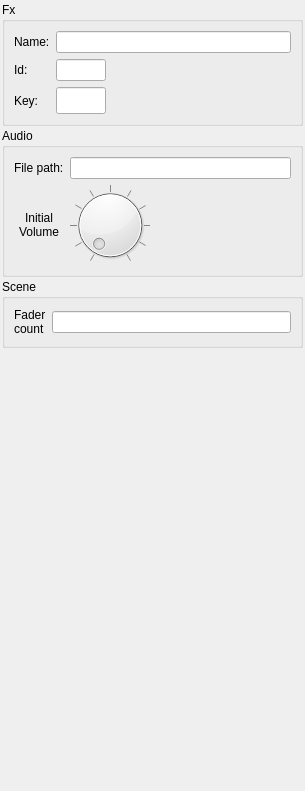
This is StageRunner/gui/fxitempropertywidget.ui in Pit1966/StageRunner as Qt 5 draws it before an edit. The edited form follows.
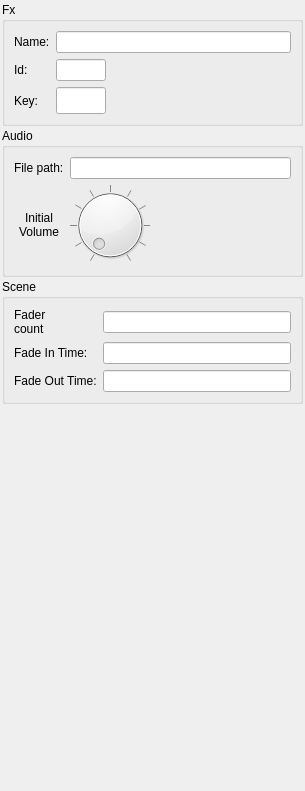
This is the edited form. Custom widgets are drawn as their Qt base class.

Commit message: Erste Version mit FadeIn / FadeOut Szenen

Diff of the .ui file:
```diff
--- a/StageRunner/gui/fxitempropertywidget.ui
+++ b/StageRunner/gui/fxitempropertywidget.ui
@@ -161,6 +161,12 @@
       <string>Scene</string>
      </property>
      <layout class="QGridLayout" name="gridLayout_3">
+      <item row="1" column="1">
+       <widget class="QLineEdit" name="fadeInTimeEdit"/>
+      </item>
+      <item row="0" column="1">
+       <widget class="QLineEdit" name="faderCountEdit"/>
+      </item>
       <item row="0" column="0">
        <widget class="QLabel" name="faderCountLabel">
         <property name="text">
@@ -172,8 +178,22 @@
         </property>
        </widget>
       </item>
-      <item row="0" column="1">
-       <widget class="QLineEdit" name="faderCountEdit"/>
+      <item row="2" column="1">
+       <widget class="QLineEdit" name="fadeOutTimeEdit"/>
+      </item>
+      <item row="1" column="0">
+       <widget class="QLabel" name="fadeInTimeLabel">
+        <property name="text">
+         <string>Fade In Time:</string>
+        </property>
+       </widget>
+      </item>
+      <item row="2" column="0">
+       <widget class="QLabel" name="fadeOutTimeLabel">
+        <property name="text">
+         <string>Fade Out Time:</string>
+        </property>
+       </widget>
       </item>
      </layout>
     </widget>
```
The commit also changes 15 other files.
